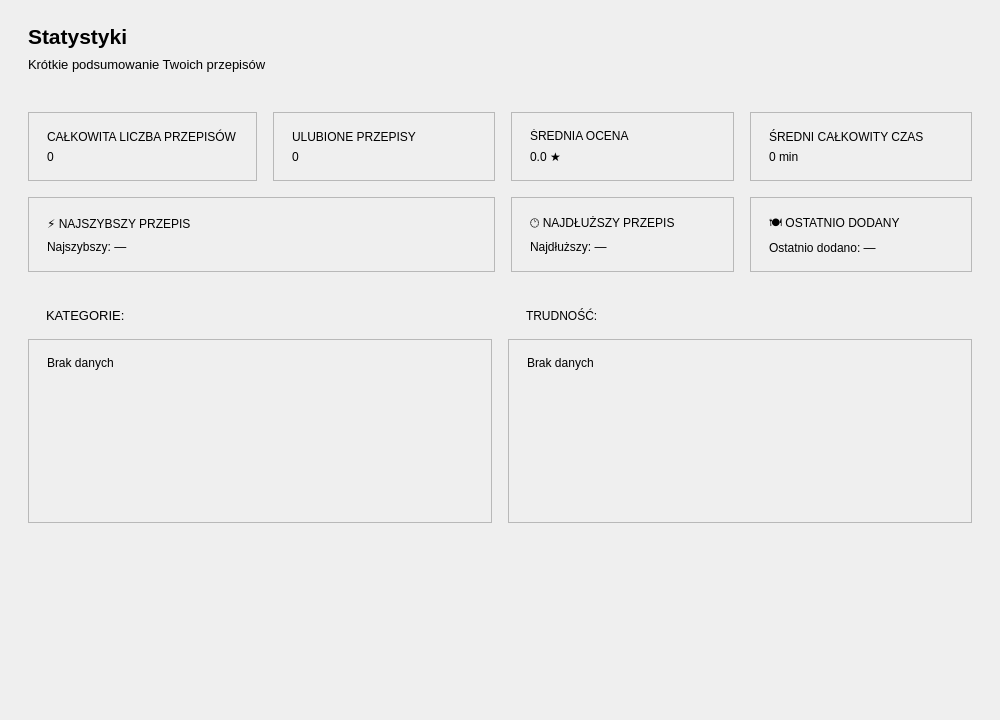
First picture: the form in RecipeManager/pages/StatisticsPage.ui, repository akmqu/recipe-manager, before the edit.
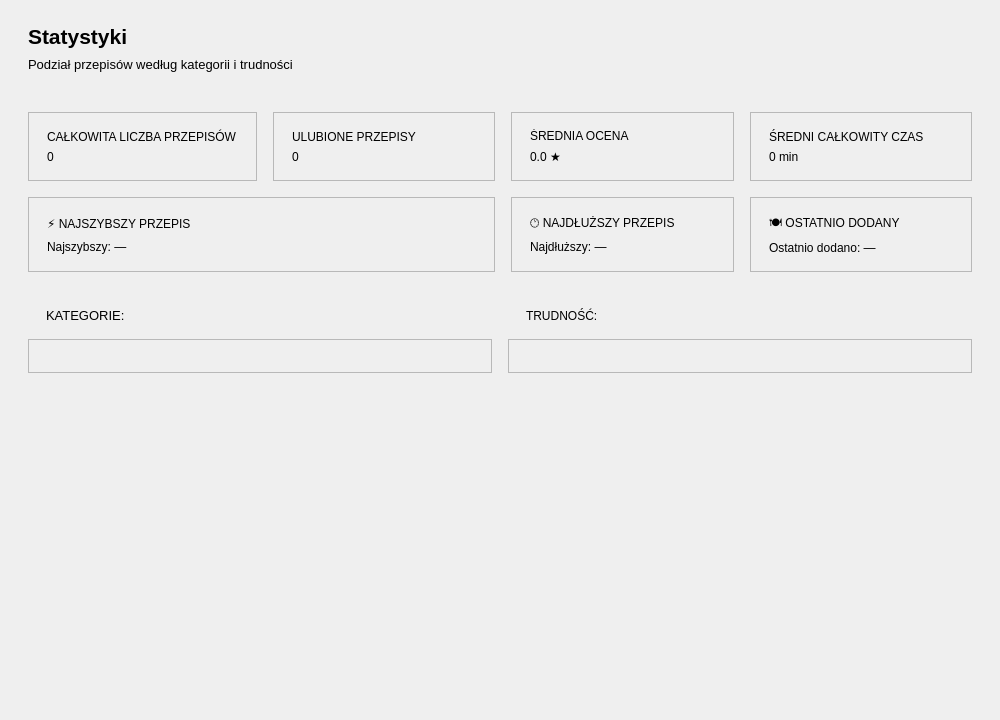
Second picture: the form after the edit.

Commit message: Add pie charts to statistics page

The edit to the form file:
```diff
--- a/RecipeManager/pages/StatisticsPage.ui
+++ b/RecipeManager/pages/StatisticsPage.ui
@@ -94,7 +94,7 @@
         </font>
        </property>
        <property name="text">
-        <string>Krótkie podsumowanie Twoich przepisów</string>
+        <string>Podział przepisów według kategorii i trudności</string>
        </property>
       </widget>
      </item>
@@ -515,23 +515,7 @@
            <number>16</number>
           </property>
           <item>
-           <widget class="QLabel" name="label_CategoryStats">
-            <property name="minimumSize">
-             <size>
-              <width>0</width>
-              <height>150</height>
-             </size>
-            </property>
-            <property name="text">
-             <string>Brak danych</string>
-            </property>
-            <property name="alignment">
-             <set>Qt::AlignLeading|Qt::AlignLeft|Qt::AlignTop</set>
-            </property>
-            <property name="wordWrap">
-             <bool>true</bool>
-            </property>
-           </widget>
+           <layout class="QVBoxLayout" name="categoryChartLayout"/>
           </item>
          </layout>
         </widget>
@@ -558,23 +542,7 @@
            <number>16</number>
           </property>
           <item>
-           <widget class="QLabel" name="label_DifficultyStats">
-            <property name="minimumSize">
-             <size>
-              <width>0</width>
-              <height>150</height>
-             </size>
-            </property>
-            <property name="text">
-             <string>Brak danych</string>
-            </property>
-            <property name="alignment">
-             <set>Qt::AlignLeading|Qt::AlignLeft|Qt::AlignTop</set>
-            </property>
-            <property name="wordWrap">
-             <bool>true</bool>
-            </property>
-           </widget>
+           <layout class="QVBoxLayout" name="difficultyChartLayout"/>
           </item>
          </layout>
         </widget>
```
The commit also changes 3 other files.
